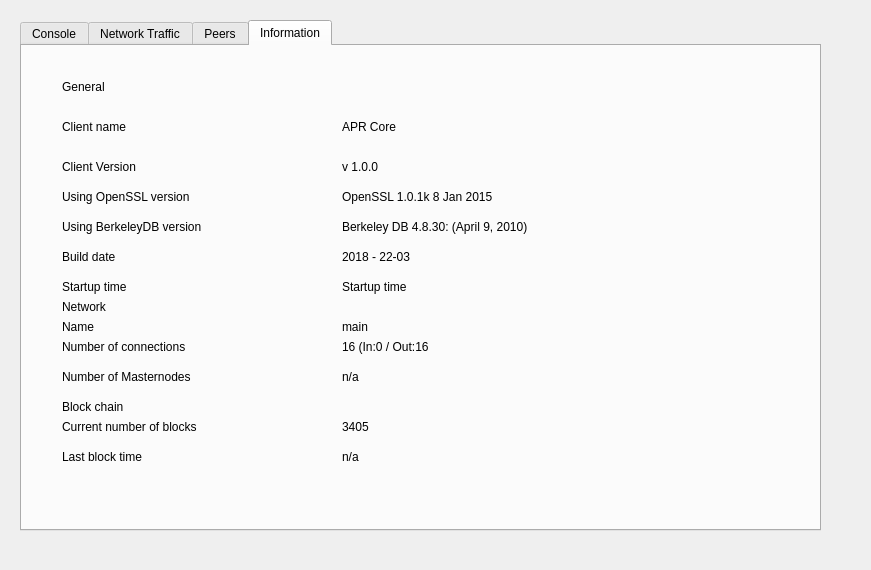
This is ui/tools.ui in topten2018/untitled as Qt 5 draws it before an edit. The edited form follows.
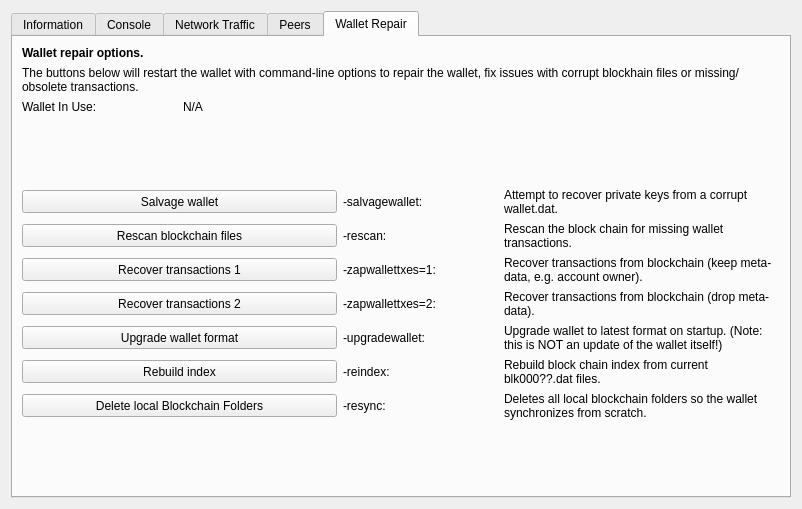
This is the edited form. The open tabs and pages were chosen to show the change.

Diff of the .ui file:
```diff
--- a/ui/tools.ui
+++ b/ui/tools.ui
@@ -6,38 +6,208 @@
    <rect>
     <x>0</x>
     <y>0</y>
-    <width>871</width>
-    <height>570</height>
+    <width>802</width>
+    <height>509</height>
    </rect>
   </property>
   <property name="windowTitle">
-   <string>Dialog</string>
+   <string>Tools</string>
   </property>
-  <widget class="QTabWidget" name="tabWidget">
-   <property name="geometry">
-    <rect>
-     <x>20</x>
-     <y>20</y>
-     <width>801</width>
-     <height>511</height>
-    </rect>
-   </property>
+  <layout class="QGridLayout" name="gridLayout">
+   <item row="0" column="0">
+    <widget class="QTabWidget" name="m_twMain">
    <property name="currentIndex">
-    <number>0</number>
-   </property>
-   <widget class="QWidget" name="tab_2">
+      <number>1</number>
+     </property>
+     <widget class="QWidget" name="m_tabInformation">
+      <attribute name="title">
+       <string>Information</string>
+      </attribute>
+      <layout class="QFormLayout" name="formLayout">
+       <item row="0" column="0">
+        <widget class="QLabel" name="label">
+         <property name="text">
+          <string>General</string>
+         </property>
+        </widget>
+       </item>
+       <item row="1" column="0">
+        <widget class="QLabel" name="label_2">
+         <property name="text">
+          <string>Client name</string>
+         </property>
+        </widget>
+       </item>
+       <item row="1" column="1">
+        <widget class="QLabel" name="label_3">
+         <property name="text">
+          <string>APR Core</string>
+         </property>
+        </widget>
+       </item>
+       <item row="2" column="0">
+        <widget class="QLabel" name="label_4">
+         <property name="text">
+          <string>Client Version</string>
+         </property>
+        </widget>
+       </item>
+       <item row="2" column="1">
+        <widget class="QLabel" name="label_5">
+         <property name="text">
+          <string>v 1.0.0</string>
+         </property>
+        </widget>
+       </item>
+       <item row="3" column="0">
+        <widget class="QLabel" name="label_6">
+         <property name="text">
+          <string>Using OpenSSL version</string>
+         </property>
+        </widget>
+       </item>
+       <item row="3" column="1">
+        <widget class="QLabel" name="label_7">
+         <property name="text">
+          <string>OpenSSL 1.0.1k 8 Jan 2015</string>
+         </property>
+        </widget>
+       </item>
+       <item row="4" column="0">
+        <widget class="QLabel" name="label_8">
+         <property name="text">
+          <string>Using BerkeleyDB version</string>
+         </property>
+        </widget>
+       </item>
+       <item row="4" column="1">
+        <widget class="QLabel" name="label_9">
+         <property name="text">
+          <string>Berkeley DB 4.8.30: (April 9, 2010)</string>
+         </property>
+        </widget>
+       </item>
+       <item row="5" column="0">
+        <widget class="QLabel" name="label_10">
+         <property name="text">
+          <string>Build date</string>
+         </property>
+        </widget>
+       </item>
+       <item row="5" column="1">
+        <widget class="QLabel" name="label_11">
+         <property name="text">
+          <string>2018 - 22-03</string>
+         </property>
+        </widget>
+       </item>
+       <item row="6" column="0">
+        <widget class="QLabel" name="label_12">
+         <property name="text">
+          <string>Startup time</string>
+         </property>
+        </widget>
+       </item>
+       <item row="6" column="1">
+        <widget class="QLabel" name="label_13">
+         <property name="text">
+          <string>Startup time</string>
+         </property>
+        </widget>
+       </item>
+       <item row="7" column="0">
+        <widget class="QLabel" name="label_16">
+         <property name="text">
+          <string>Network</string>
+         </property>
+        </widget>
+       </item>
+       <item row="8" column="0">
+        <widget class="QLabel" name="label_14">
+         <property name="text">
+          <string>Name</string>
+         </property>
+        </widget>
+       </item>
+       <item row="8" column="1">
+        <widget class="QLabel" name="label_15">
+         <property name="text">
+          <string>main</string>
+         </property>
+        </widget>
+       </item>
+       <item row="9" column="0">
+        <widget class="QLabel" name="label_18">
+         <property name="text">
+          <string>Number of connections</string>
+         </property>
+        </widget>
+       </item>
+       <item row="9" column="1">
+        <widget class="QLabel" name="label_17">
+         <property name="text">
+          <string>16 (In:0 / Out:16</string>
+         </property>
+        </widget>
+       </item>
+       <item row="10" column="0">
+        <widget class="QLabel" name="label_20">
+         <property name="text">
+          <string>Number of Masternodes</string>
+         </property>
+        </widget>
+       </item>
+       <item row="10" column="1">
+        <widget class="QLabel" name="label_19">
+         <property name="text">
+          <string>n/a</string>
+         </property>
+        </widget>
+       </item>
+       <item row="11" column="0">
+        <widget class="QLabel" name="label_25">
+         <property name="text">
+          <string>Block chain</string>
+         </property>
+        </widget>
+       </item>
+       <item row="12" column="0">
+        <widget class="QLabel" name="label_22">
+         <property name="text">
+          <string>Current number of blocks</string>
+         </property>
+        </widget>
+       </item>
+       <item row="12" column="1">
+        <widget class="QLabel" name="label_21">
+         <property name="text">
+          <string>3405</string>
+         </property>
+        </widget>
+       </item>
+       <item row="13" column="0">
+        <widget class="QLabel" name="label_24">
+         <property name="text">
+          <string>Last block time</string>
+         </property>
+        </widget>
+       </item>
+       <item row="13" column="1">
+        <widget class="QLabel" name="label_23">
+         <property name="text">
+          <string>n/a</string>
+         </property>
+        </widget>
+       </item>
+      </layout>
+     </widget>
+     <widget class="QWidget" name="m_tabConsole">
     <attribute name="title">
      <string>Console</string>
     </attribute>
+      <layout class="QVBoxLayout" name="verticalLayout">
+       <item>
     <widget class="QTextEdit" name="textEdit">
-     <property name="geometry">
-      <rect>
-       <x>40</x>
-       <y>30</y>
-       <width>691</width>
-       <height>351</height>
-      </rect>
-     </property>
      <property name="html">
       <string>&lt;!DOCTYPE HTML PUBLIC &quot;-//W3C//DTD HTML 4.0//EN&quot; &quot;http://www.w3.org/TR/REC-html40/strict.dtd&quot;&gt;
 &lt;html&gt;&lt;head&gt;&lt;meta name=&quot;qrichtext&quot; content=&quot;1&quot; /&gt;&lt;style type=&quot;text/css&quot;&gt;
@@ -208,381 +378,349 @@
 &lt;p style=&quot;-qt-paragraph-type:empty; margin-top:0px; margin-bottom:0px; margin-left:0px; margin-right:0px; -qt-block-indent:0; text-indent:0px; font-size:8pt;&quot;&gt;&lt;br /&gt;&lt;/p&gt;&lt;/body&gt;&lt;/html&gt;</string>
      </property>
     </widget>
-    <widget class="QTextEdit" name="textEdit_2">
-     <property name="geometry">
-      <rect>
-       <x>40</x>
-       <y>400</y>
-       <width>691</width>
-       <height>41</height>
-      </rect>
-     </property>
-    </widget>
+       </item>
+       <item>
+        <widget class="QLineEdit" name="m_leConsole"/>
+       </item>
+       <item>
+        <layout class="QHBoxLayout" name="horizontalLayout">
+         <item>
+          <spacer name="horizontalSpacer">
+           <property name="orientation">
+            <enum>Qt::Horizontal</enum>
+           </property>
+           <property name="sizeHint" stdset="0">
+            <size>
+             <width>40</width>
+             <height>20</height>
+            </size>
+           </property>
+          </spacer>
+         </item>
+         <item>
     <widget class="QPushButton" name="m_btnSend">
-     <property name="geometry">
-      <rect>
-       <x>590</x>
-       <y>450</y>
-       <width>80</width>
-       <height>21</height>
-      </rect>
-     </property>
      <property name="text">
       <string>SEND</string>
      </property>
     </widget>
-   </widget>
-   <widget class="QWidget" name="tab_3">
+         </item>
+        </layout>
+       </item>
+      </layout>
+     </widget>
+     <widget class="QWidget" name="m_tabNetworkTraffic">
     <attribute name="title">
      <string>Network Traffic</string>
     </attribute>
    </widget>
-   <widget class="QWidget" name="tab_4">
+     <widget class="QWidget" name="m_tabPeers">
     <attribute name="title">
      <string>Peers</string>
     </attribute>
-    <widget class="QTableView" name="tableView">
-     <property name="geometry">
-      <rect>
-       <x>40</x>
-       <y>30</y>
-       <width>701</width>
-       <height>391</height>
-      </rect>
-     </property>
-    </widget>
-   </widget>
-   <widget class="QWidget" name="tab_5">
+      <layout class="QGridLayout" name="gridLayout_2">
+       <item row="0" column="0">
+        <widget class="QTableView" name="tableView"/>
+       </item>
+      </layout>
+     </widget>
+     <widget class="QWidget" name="m_tabWalletRepair">
     <attribute name="title">
-     <string>Information</string>
-    </attribute>
-    <widget class="QLabel" name="label">
-     <property name="geometry">
-      <rect>
-       <x>40</x>
-       <y>30</y>
-       <width>70</width>
-       <height>21</height>
-      </rect>
+       <string>Wallet Repair</string>
+      </attribute>
+      <layout class="QGridLayout" name="gridLayout_3">
+       <item row="0" column="0" colspan="4">
+        <widget class="QLabel" name="m_lRepairHeader">
+         <property name="font">
+          <font>
+           <weight>75</weight>
+           <bold>true</bold>
+          </font>
      </property>
      <property name="text">
-      <string>General</string>
-     </property>
-    </widget>
-    <widget class="QLabel" name="label_2">
-     <property name="geometry">
-      <rect>
-       <x>40</x>
-       <y>70</y>
-       <width>121</width>
-       <height>21</height>
-      </rect>
+          <string>Wallet repair options.</string>
+         </property>
+        </widget>
+       </item>
+       <item row="1" column="0" colspan="4">
+        <widget class="QLabel" name="m_lRepairHelptext">
+         <property name="font">
+          <font>
+           <weight>50</weight>
+           <bold>false</bold>
+          </font>
      </property>
      <property name="text">
-      <string>Client name</string>
-     </property>
-    </widget>
-    <widget class="QLabel" name="label_3">
-     <property name="geometry">
-      <rect>
-       <x>320</x>
-       <y>70</y>
-       <width>121</width>
-       <height>21</height>
-      </rect>
-     </property>
+          <string>The buttons below will restart the wallet with command-line options to repair the wallet, fix issues with corrupt blockhain files or missing/obsolete transactions.</string>
+         </property>
+         <property name="wordWrap">
+          <bool>true</bool>
+         </property>
+        </widget>
+       </item>
+       <item row="2" column="0">
+        <widget class="QLabel" name="m_lWalletPathLabel">
      <property name="text">
-      <string>APR Core</string>
-     </property>
-    </widget>
-    <widget class="QLabel" name="label_4">
-     <property name="geometry">
-      <rect>
-       <x>40</x>
-       <y>110</y>
-       <width>121</width>
-       <height>21</height>
-      </rect>
+          <string>Wallet In Use:</string>
+         </property>
+        </widget>
+       </item>
+       <item row="2" column="1" colspan="3">
+        <widget class="QLabel" name="m_lWalletPath">
+         <property name="cursor">
+          <cursorShape>IBeamCursor</cursorShape>
      </property>
      <property name="text">
-      <string>Client Version</string>
-     </property>
-    </widget>
-    <widget class="QLabel" name="label_5">
-     <property name="geometry">
-      <rect>
-       <x>320</x>
-       <y>110</y>
-       <width>121</width>
-       <height>21</height>
-      </rect>
-     </property>
-     <property name="text">
-      <string>v 1.0.0</string>
-     </property>
-    </widget>
-    <widget class="QLabel" name="label_6">
-     <property name="geometry">
-      <rect>
-       <x>40</x>
-       <y>140</y>
-       <width>191</width>
-       <height>21</height>
-      </rect>
-     </property>
-     <property name="text">
-      <string>Using OpenSSL version</string>
-     </property>
-    </widget>
-    <widget class="QLabel" name="label_7">
-     <property name="geometry">
-      <rect>
-       <x>320</x>
-       <y>140</y>
-       <width>231</width>
-       <height>21</height>
-      </rect>
+          <string>N/A</string>
+         </property>
+         <property name="textFormat">
+          <enum>Qt::PlainText</enum>
+         </property>
+         <property name="textInteractionFlags">
+          <set>Qt::LinksAccessibleByMouse|Qt::TextSelectableByKeyboard|Qt::TextSelectableByMouse</set>
+         </property>
+        </widget>
+       </item>
+       <item row="3" column="0">
+        <spacer name="verticalSpacer_repair1">
+         <property name="orientation">
+          <enum>Qt::Vertical</enum>
+         </property>
+         <property name="sizeHint" stdset="0">
+          <size>
+           <width>10</width>
+           <height>71</height>
+          </size>
+         </property>
+        </spacer>
+       </item>
+       <item row="4" column="0" colspan="2">
+        <widget class="QPushButton" name="m_btnSalvageWallet">
+         <property name="minimumSize">
+          <size>
+           <width>100</width>
+           <height>23</height>
+          </size>
      </property>
      <property name="text">
-      <string>OpenSSL 1.0.1k 8 Jan 2015</string>
-     </property>
-    </widget>
-    <widget class="QLabel" name="label_8">
-     <property name="geometry">
-      <rect>
-       <x>40</x>
-       <y>170</y>
-       <width>221</width>
-       <height>21</height>
-      </rect>
-     </property>
+          <string>Salvage wallet</string>
+         </property>
+        </widget>
+       </item>
+       <item row="4" column="2">
+        <widget class="QLabel" name="label_repair_salvage_command">
      <property name="text">
-      <string>Using BerkeleyDB version</string>
-     </property>
-    </widget>
-    <widget class="QLabel" name="label_9">
-     <property name="geometry">
-      <rect>
-       <x>320</x>
-       <y>170</y>
-       <width>261</width>
-       <height>21</height>
-      </rect>
-     </property>
+          <string notr="true">-salvagewallet:</string>
+         </property>
+        </widget>
+       </item>
+       <item row="4" column="3">
+        <widget class="QLabel" name="label_repair_salvage">
      <property name="text">
-      <string>Berkeley DB 4.8.30: (April 9, 2010)</string>
-     </property>
-    </widget>
-    <widget class="QLabel" name="label_10">
-     <property name="geometry">
-      <rect>
-       <x>40</x>
-       <y>200</y>
-       <width>121</width>
-       <height>21</height>
-      </rect>
+          <string>Attempt to recover private keys from a corrupt wallet.dat.</string>
+         </property>
+         <property name="wordWrap">
+          <bool>true</bool>
+         </property>
+        </widget>
+       </item>
+       <item row="5" column="0" colspan="2">
+        <widget class="QPushButton" name="m_btnRescan">
+         <property name="minimumSize">
+          <size>
+           <width>100</width>
+           <height>23</height>
+          </size>
      </property>
      <property name="text">
-      <string>Build date</string>
-     </property>
-    </widget>
-    <widget class="QLabel" name="label_11">
-     <property name="geometry">
-      <rect>
-       <x>320</x>
-       <y>200</y>
-       <width>121</width>
-       <height>21</height>
-      </rect>
-     </property>
+          <string>Rescan blockchain files</string>
+         </property>
+        </widget>
+       </item>
+       <item row="5" column="2">
+        <widget class="QLabel" name="label_repair_rescan_command">
      <property name="text">
-      <string>2018 - 22-03</string>
-     </property>
-    </widget>
-    <widget class="QLabel" name="label_12">
-     <property name="geometry">
-      <rect>
-       <x>40</x>
-       <y>230</y>
-       <width>121</width>
-       <height>21</height>
-      </rect>
-     </property>
+          <string notr="true">-rescan:</string>
+         </property>
+        </widget>
+       </item>
+       <item row="5" column="3">
+        <widget class="QLabel" name="label_repair_rescan">
      <property name="text">
-      <string>Startup time</string>
-     </property>
-    </widget>
-    <widget class="QLabel" name="label_13">
-     <property name="geometry">
-      <rect>
-       <x>320</x>
-       <y>230</y>
-       <width>121</width>
-       <height>21</height>
-      </rect>
+          <string>Rescan the block chain for missing wallet transactions.</string>
+         </property>
+         <property name="wordWrap">
+          <bool>true</bool>
+         </property>
+        </widget>
+       </item>
+       <item row="6" column="0" colspan="2">
+        <widget class="QPushButton" name="m_btnZapWallettxes1">
+         <property name="minimumSize">
+          <size>
+           <width>100</width>
+           <height>23</height>
+          </size>
      </property>
      <property name="text">
-      <string>Startup time</string>
-     </property>
-    </widget>
-    <widget class="QLabel" name="label_14">
-     <property name="geometry">
-      <rect>
-       <x>40</x>
-       <y>270</y>
-       <width>121</width>
-       <height>21</height>
-      </rect>
-     </property>
+          <string>Recover transactions 1</string>
+         </property>
+        </widget>
+       </item>
+       <item row="6" column="2">
+        <widget class="QLabel" name="label_repair_zap1_command">
      <property name="text">
-      <string>Name</string>
-     </property>
-    </widget>
-    <widget class="QLabel" name="label_15">
-     <property name="geometry">
-      <rect>
-       <x>320</x>
-       <y>270</y>
-       <width>121</width>
-       <height>21</height>
-      </rect>
-     </property>
+          <string notr="true">-zapwallettxes=1:</string>
+         </property>
+        </widget>
+       </item>
+       <item row="6" column="3">
+        <widget class="QLabel" name="label_repair_zap1">
      <property name="text">
-      <string>main</string>
-     </property>
-    </widget>
-    <widget class="QLabel" name="label_16">
-     <property name="geometry">
-      <rect>
-       <x>40</x>
-       <y>250</y>
-       <width>121</width>
-       <height>21</height>
-      </rect>
+          <string>Recover transactions from blockchain (keep meta-data, e.g. account owner).</string>
+         </property>
+         <property name="wordWrap">
+          <bool>true</bool>
+         </property>
+        </widget>
+       </item>
+       <item row="7" column="0" colspan="2">
+        <widget class="QPushButton" name="m_btnZapWallettxes2">
+         <property name="minimumSize">
+          <size>
+           <width>100</width>
+           <height>23</height>
+          </size>
      </property>
      <property name="text">
-      <string>Network</string>
-     </property>
-    </widget>
-    <widget class="QLabel" name="label_17">
-     <property name="geometry">
-      <rect>
-       <x>320</x>
-       <y>290</y>
-       <width>161</width>
-       <height>21</height>
-      </rect>
-     </property>
+          <string>Recover transactions 2</string>
+         </property>
+        </widget>
+       </item>
+       <item row="7" column="2">
+        <widget class="QLabel" name="label_repair_zap2_command">
      <property name="text">
-      <string>16 (In:0 / Out:16</string>
-     </property>
-    </widget>
-    <widget class="QLabel" name="label_18">
-     <property name="geometry">
-      <rect>
-       <x>40</x>
-       <y>290</y>
-       <width>181</width>
-       <height>21</height>
-      </rect>
-     </property>
+          <string notr="true">-zapwallettxes=2:</string>
+         </property>
+        </widget>
+       </item>
+       <item row="7" column="3">
+        <widget class="QLabel" name="label_repair_zap2">
      <property name="text">
-      <string>Number of connections</string>
-     </property>
-    </widget>
-    <widget class="QLabel" name="label_19">
-     <property name="geometry">
-      <rect>
-       <x>320</x>
-       <y>320</y>
-       <width>121</width>
-       <height>21</height>
-      </rect>
+          <string>Recover transactions from blockchain (drop meta-data).</string>
+         </property>
+         <property name="wordWrap">
+          <bool>true</bool>
+         </property>
+        </widget>
+       </item>
+       <item row="8" column="0" colspan="2">
+        <widget class="QPushButton" name="m_btnUpgradeWallet">
+         <property name="minimumSize">
+          <size>
+           <width>100</width>
+           <height>23</height>
+          </size>
      </property>
      <property name="text">
-      <string>n/a</string>
-     </property>
-    </widget>
-    <widget class="QLabel" name="label_20">
-     <property name="geometry">
-      <rect>
-       <x>40</x>
-       <y>320</y>
-       <width>201</width>
-       <height>21</height>
-      </rect>
-     </property>
+          <string>Upgrade wallet format</string>
+         </property>
+        </widget>
+       </item>
+       <item row="8" column="2">
+        <widget class="QLabel" name="label_repair_upgrade_command">
+         <property name="text">
+          <string notr="true">-upgradewallet:</string>
+         </property>
+        </widget>
+       </item>
+       <item row="8" column="3">
+        <widget class="QLabel" name="label_repair_upgrade">
      <property name="text">
-      <string>Number of Masternodes</string>
-     </property>
-    </widget>
-    <widget class="QLabel" name="label_21">
-     <property name="geometry">
-      <rect>
-       <x>320</x>
-       <y>370</y>
-       <width>121</width>
-       <height>21</height>
-      </rect>
+          <string>Upgrade wallet to latest format on startup. (Note: this is NOT an update of the wallet itself!)</string>
+         </property>
+         <property name="wordWrap">
+          <bool>true</bool>
+         </property>
+        </widget>
+       </item>
+       <item row="9" column="0" colspan="2">
+        <widget class="QPushButton" name="m_btnReindex">
+         <property name="minimumSize">
+          <size>
+           <width>100</width>
+           <height>23</height>
+          </size>
      </property>
      <property name="text">
-      <string>3405</string>
-     </property>
-    </widget>
-    <widget class="QLabel" name="label_22">
-     <property name="geometry">
-      <rect>
-       <x>40</x>
-       <y>370</y>
-       <width>201</width>
-       <height>21</height>
-      </rect>
-     </property>
+          <string>Rebuild index</string>
+         </property>
+        </widget>
+       </item>
+       <item row="9" column="2">
+        <widget class="QLabel" name="label_repair_reindex_command">
+         <property name="text">
+          <string notr="true">-reindex:</string>
+         </property>
+        </widget>
+       </item>
+       <item row="9" column="3">
+        <widget class="QLabel" name="label_repair_reindex">
      <property name="text">
-      <string>Current number of blocks</string>
-     </property>
-    </widget>
-    <widget class="QLabel" name="label_23">
-     <property name="geometry">
-      <rect>
-       <x>320</x>
-       <y>400</y>
-       <width>121</width>
-       <height>21</height>
-      </rect>
+          <string>Rebuild block chain index from current blk000??.dat files.</string>
+         </property>
+         <property name="wordWrap">
+          <bool>true</bool>
+         </property>
+        </widget>
+       </item>
+       <item row="10" column="0" colspan="2">
+        <widget class="QPushButton" name="m_btnResync">
+         <property name="minimumSize">
+          <size>
+           <width>100</width>
+           <height>23</height>
+          </size>
      </property>
      <property name="text">
-      <string>n/a</string>
-     </property>
-    </widget>
-    <widget class="QLabel" name="label_24">
-     <property name="geometry">
-      <rect>
-       <x>40</x>
-       <y>400</y>
-       <width>121</width>
-       <height>21</height>
-      </rect>
-     </property>
+          <string>Delete local Blockchain Folders</string>
+         </property>
+        </widget>
+       </item>
+       <item row="10" column="2">
+        <widget class="QLabel" name="label_repair_resync_command">
+         <property name="text">
+          <string>-resync:</string>
+         </property>
+        </widget>
+       </item>
+       <item row="10" column="3">
+        <widget class="QLabel" name="label_repair_resync">
      <property name="text">
-      <string>Last block time</string>
-     </property>
-    </widget>
-    <widget class="QLabel" name="label_25">
-     <property name="geometry">
-      <rect>
-       <x>40</x>
-       <y>350</y>
-       <width>121</width>
-       <height>21</height>
-      </rect>
-     </property>
-     <property name="text">
-      <string>Block chain</string>
-     </property>
-    </widget>
-   </widget>
-  </widget>
+          <string>Deletes all local blockchain folders so the wallet synchronizes from scratch.</string>
+         </property>
+         <property name="wordWrap">
+          <bool>true</bool>
+         </property>
+        </widget>
+       </item>
+       <item row="11" column="0">
+        <spacer name="verticalSpacer_repair2">
+         <property name="orientation">
+          <enum>Qt::Vertical</enum>
+         </property>
+         <property name="sizeHint" stdset="0">
+          <size>
+           <width>20</width>
+           <height>70</height>
+          </size>
+         </property>
+        </spacer>
+       </item>
+      </layout>
+     </widget>
+    </widget>
+   </item>
+  </layout>
  </widget>
  <resources/>
  <connections/>
```
Lines whose indentation alone changed are shown as unchanged.
